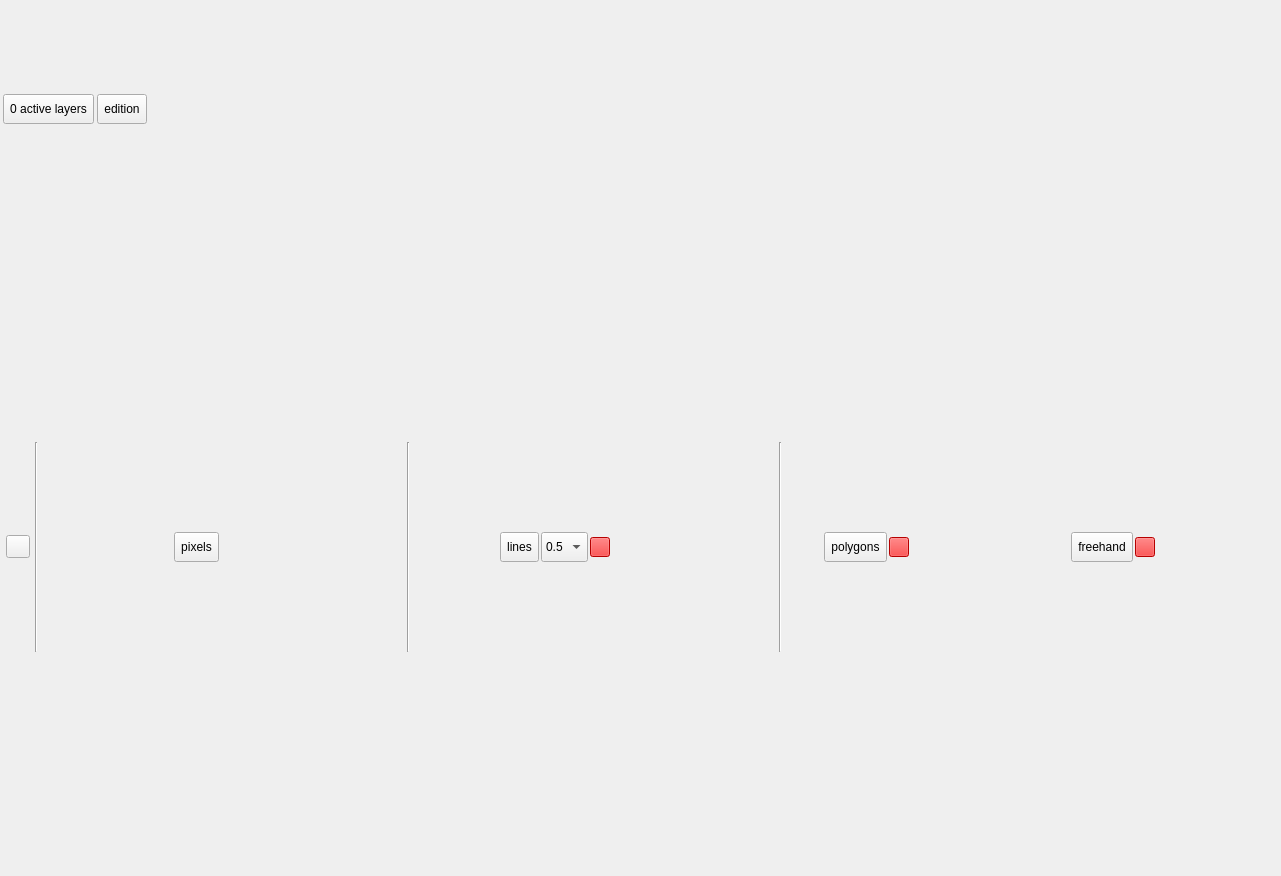
The window that ui/view_widget_single.ui (SMByC/ThRasE) describes before a commit, drawn with Qt 5.
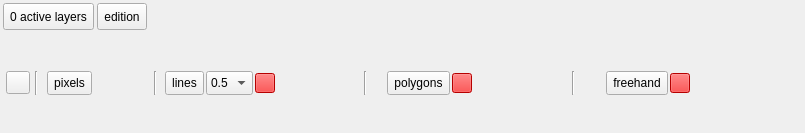
The same window after the commit. Icons and pictures are not drawn. Custom widgets are drawn as their Qt base class.

Commit message: Added some missing vertical separators

```diff
--- a/ui/view_widget_single.ui
+++ b/ui/view_widget_single.ui
@@ -6,8 +6,8 @@
    <rect>
     <x>0</x>
     <y>0</y>
-    <width>1281</width>
-    <height>876</height>
+    <width>805</width>
+    <height>133</height>
    </rect>
   </property>
   <layout class="QVBoxLayout" name="verticalLayout">
@@ -933,6 +933,13 @@
               </property>
              </spacer>
             </item>
+            <item>
+             <widget class="Line" name="line_4">
+              <property name="orientation">
+               <enum>Qt::Vertical</enum>
+              </property>
+             </widget>
+            </item>
             <item>
              <widget class="QWidget" name="EditionWidget_ByFreehand" native="true">
               <layout class="QVBoxLayout" name="verticalLayout_6">
```
The commit also changes 2 other files.
